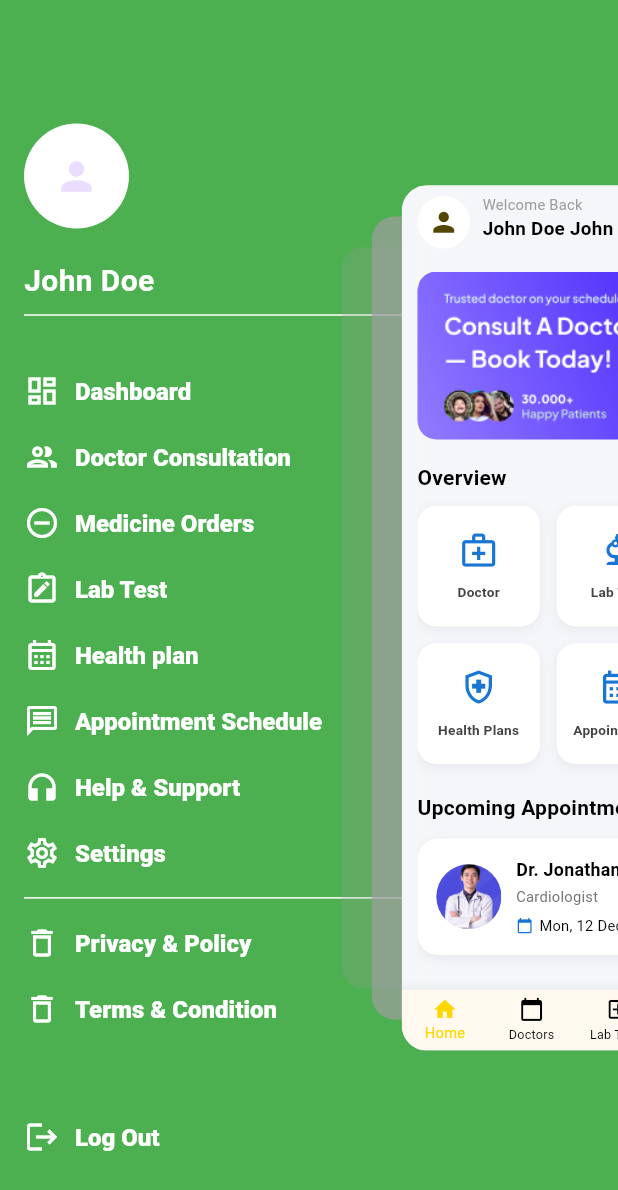
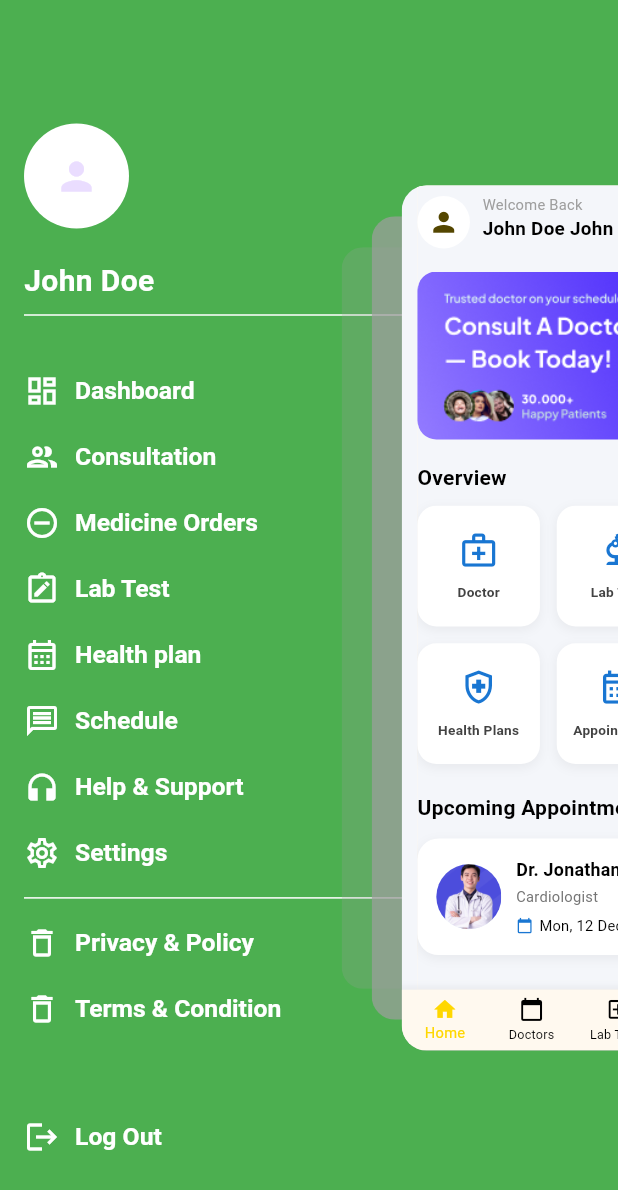
Before and after one commit to masihur96/Healthx-Patient, a Flutter app: the DrawerScreen screen opened directly, after a tap on the "menu" icon, on a phone screen of 412 x 824 dp. Shown: the top 1190 px of the screen. Run offline on Flutter 3.47's test engine with Material 3 defaults, Android fonts, the phone set to English and light mode, and no system bars; drawn by our look-alikes of cached_network_image, flutter_zoom_drawer; our stand-ins replace connectivity_plus, device_preview, dio, flutter_svg, google_sign_in, image_picker and 2 more; missing offline and left inert: shorebird_code_push; accounts and stored records are empty; network calls fail.

Commit message:
BottomNav

```diff
--- a/lib/features/auth/presentation/views/login_screen.dart
+++ b/lib/features/auth/presentation/views/login_screen.dart
@@ -108,8 +108,7 @@ class _LoginScreenState extends State<LoginScreen> with WidgetsBindingObserver {
     final authVM = Provider.of<AuthViewModel>(context);
     return Scaffold(
       resizeToAvoidBottomInset: true, // 👈 Important
-      body: SafeArea(
-        child: Center(
+      body: Center(
         child: SingleChildScrollView(
           padding: const EdgeInsets.symmetric(horizontal: 20, vertical: 16),
           child: Column(
@@ -208,7 +207,6 @@ class _LoginScreenState extends State<LoginScreen> with WidgetsBindingObserver {
               ),
               const SizedBox(height: 16),
             ],
-            ),
           ),
         ),
       ),
--- a/lib/features/home_tab/bottom_nav_screen.dart
+++ b/lib/features/home_tab/bottom_nav_screen.dart
@@ -47,8 +47,7 @@ class _BottomNavScreenState extends State<BottomNavScreen> {
 
   Widget _mobileView() {
     return Scaffold(
-      body: SafeArea(
-        child: Padding(
+      body: Padding(
         padding: const EdgeInsets.symmetric(horizontal: 15.0),
         child: PageTransitionSwitcher(
           reverse: _isLoggedIn,
@@ -65,7 +64,6 @@ class _BottomNavScreenState extends State<BottomNavScreen> {
             );
           },
           child: pageList[pageIndex],
-          ),
         ),
       ),
       bottomNavigationBar: BottomNavigationBar(
--- a/lib/features/home_tab/drawer_screen.dart
+++ b/lib/features/home_tab/drawer_screen.dart
@@ -133,7 +133,7 @@ class _DrawerScreenState extends State<DrawerScreen>
                       ),
                       menuBtn(
                         menuIcon: const Icon(Icons.group_outlined),
-                        name: "Doctor Consultation",
+                        name: "Consultation",
                         onTap: () async {
                           HapticFeedback.selectionClick();
                           Navigator.of(context).push(
@@ -185,7 +185,7 @@ class _DrawerScreenState extends State<DrawerScreen>
                       ),
                       menuBtn(
                         menuIcon: const Icon(Icons.message_outlined),
-                        name: "Appointment Schedule",
+                        name: "Schedule",
                         onTap: () async {
                           HapticFeedback.selectionClick();
                         },
@@ -290,9 +290,9 @@ class _DrawerScreenState extends State<DrawerScreen>
               child: Text(
                 name,
                 style: Theme.of(context).textTheme.titleLarge!.copyWith(
-                    fontWeight: FontWeight.w900,
+
                     color: Colors.white,
-                    fontSize: 16,
+                    fontSize: screenSize(context, .04),
                     overflow: TextOverflow.ellipsis),
                 maxLines: 2,
               ),
--- a/lib/shared/medi_care_pro_button.dart
+++ b/lib/shared/medi_care_pro_button.dart
@@ -38,6 +38,8 @@ class MediCareProButton extends StatelessWidget {
             ))
           : GestureDetector(
               onTap: onTap,
+              child: Container(
+
                 child: SizedBox(
                   height: height,
                   width: width,
@@ -53,6 +55,7 @@ class MediCareProButton extends StatelessWidget {
                   ),
                 ),
               ),
+            ),
     );
   }
 }
--- a/pubspec.yaml
+++ b/pubspec.yaml
@@ -59,6 +59,7 @@ dependencies:
   cupertino_icons: ^1.0.8
 
 dev_dependencies:
+  flutter_launcher_icons: ^0.14.1
   flutter_test:
     sdk: flutter
 
@@ -112,3 +113,8 @@ flutter:
   #
   # For details regarding fonts from package dependencies,
   # see https://flutter.dev/to/font-from-package
+flutter_launcher_icons:
+  android: "launcher_icon"
+  ios: true
+  image_path: "assets/icon/icon.png"
+  min_sdk_android: 21 # android min sdk min:16, default 21
```
Also changed, not shown: lib/main.dart (+13 -13 lines), assets/icon/icon.png (added), pubspec.lock, 24 other files. Lines whose indentation alone changed are shown as unchanged.
